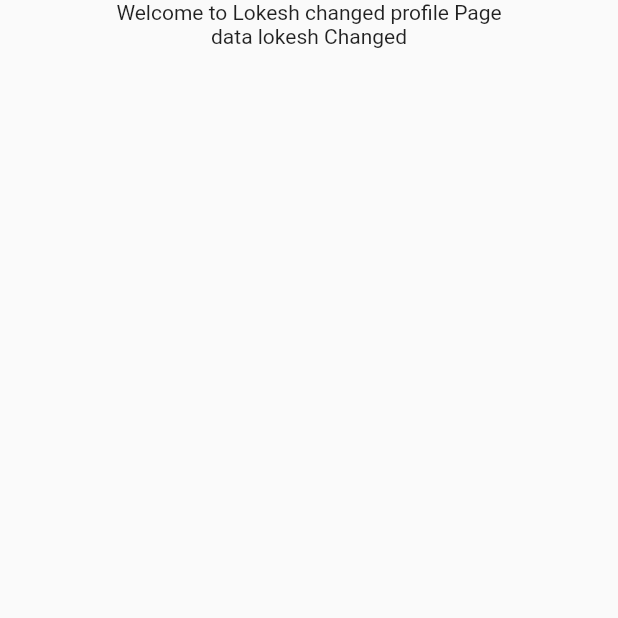
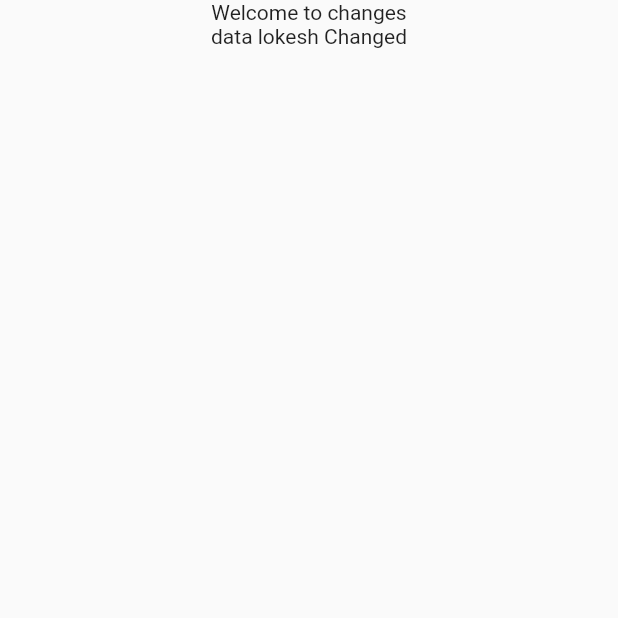
Before and after one commit to lokeshbsyelloskye/demo_repository, a Flutter app: the ProfileScreen screen opened directly, on a phone screen of 412 x 824 dp, the top half of it. Run offline on Flutter 3.47's test engine with Material 2 defaults, Android fonts, the phone set to English and light mode, and no system bars.

Commit message:
2nd change

```diff
--- a/lib/profile.dart
+++ b/lib/profile.dart
@@ -14,7 +14,7 @@ class _ProfileScreenState extends State<ProfileScreen> {
       body: Center(
         child: Column(
           children: const [
-            Text("Welcome to Lokesh changed profile Page"),
+            Text("Welcome to changes"),
             Text('data lokesh Changed'),
           ],
         ),
```
